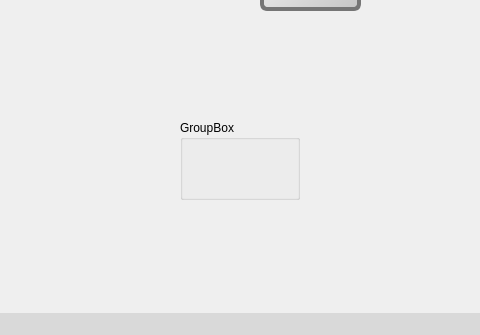
The window that mainwindow.ui (amaelo/QMotorTest) describes before a commit, drawn with Qt 5; both pictures show x 210 to 690 and y 309 to 644 of the 870 by 644 pixel window.
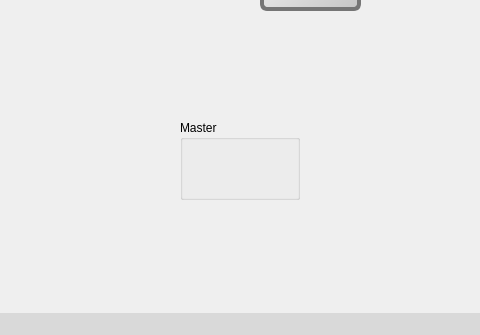
The same window after the commit. Icons and pictures are not drawn.

Patch:
```diff
--- a/mainwindow.ui
+++ b/mainwindow.ui
@@ -261,7 +261,7 @@
      </rect>
     </property>
     <property name="title">
-     <string>GroupBox</string>
+     <string>Master</string>
     </property>
    </widget>
    <widget class="QToolButton" name="toolButton_3">
```
